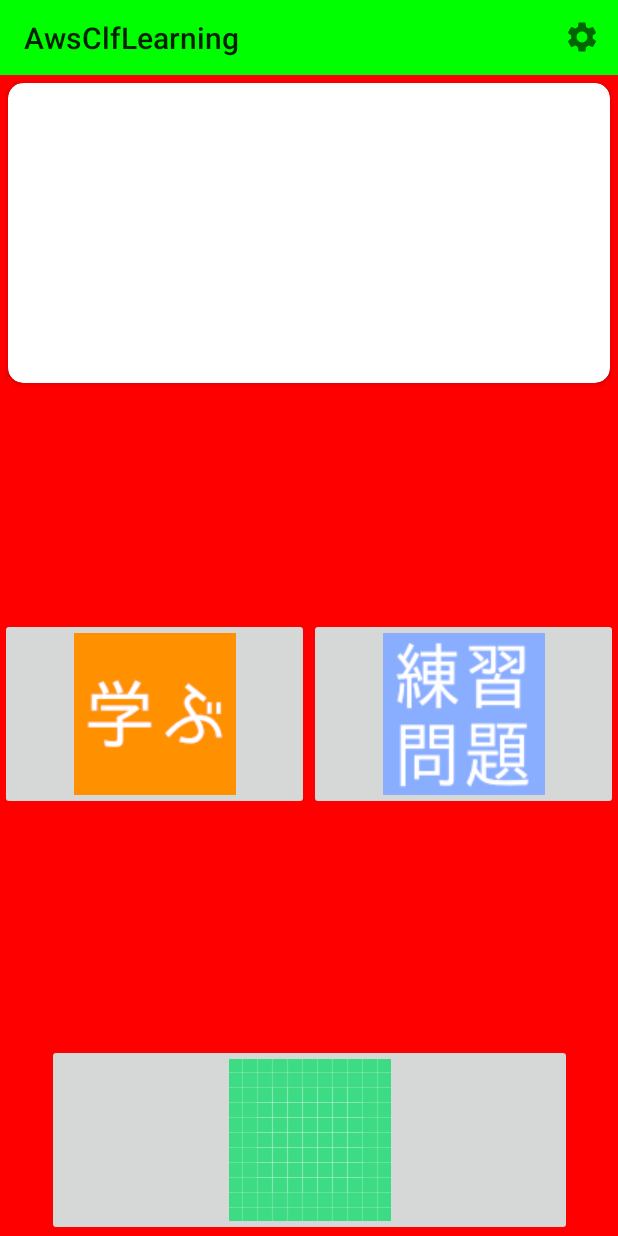
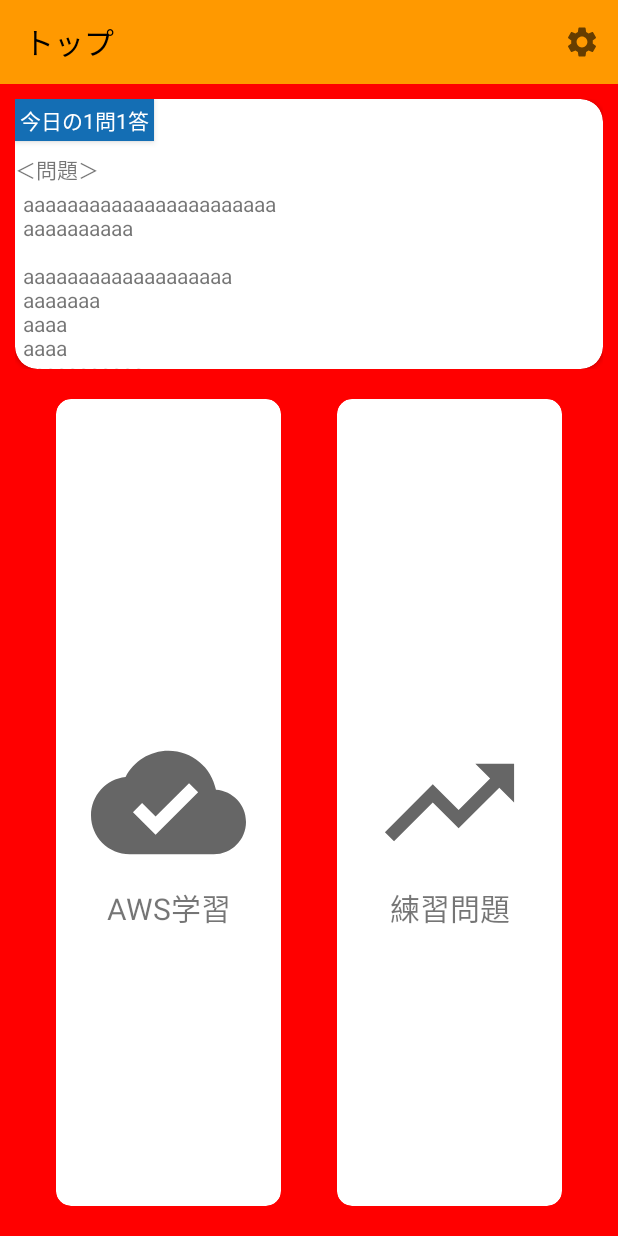
Before and after one commit to yuutarou22/AwsClfLearning, an Android app: the screen it shows after launch (MainActivity), on a phone screen of 412 x 824 dp. Run offline under Robolectric (Android 15) with nearby library versions, the light colour scheme and no system bars; our stand-ins replace AdMob.

Commit message:
レイアウトを大幅改変した。結構時間かかった。

```diff
--- /dev/null
+++ b/app/src/main/res/drawable/ic_baseline_cloud_done_24.xml
@@ -0,0 +1,5 @@
+<vector android:height="108dp" android:tint="?attr/colorControlNormal"
+    android:viewportHeight="24" android:viewportWidth="24"
+    android:width="108dp" xmlns:android="http://schemas.android.com/apk/res/android">
+    <path android:fillColor="@android:color/white" android:pathData="M19.35,10.04C18.67,6.59 15.64,4 12,4 9.11,4 6.6,5.64 5.35,8.04 2.34,8.36 0,10.91 0,14c0,3.31 2.69,6 6,6h13c2.76,0 5,-2.24 5,-5 0,-2.64 -2.05,-4.78 -4.65,-4.96zM10,17l-3.5,-3.5 1.41,-1.41L10,14.17 15.18,9l1.41,1.41L10,17z"/>
+</vector>
--- /dev/null
+++ b/app/src/main/res/drawable/ic_baseline_trending_up_24.xml
@@ -0,0 +1,5 @@
+<vector android:height="108dp" android:tint="?attr/colorControlNormal"
+    android:viewportHeight="24" android:viewportWidth="24"
+    android:width="108dp" xmlns:android="http://schemas.android.com/apk/res/android">
+    <path android:fillColor="@android:color/white" android:pathData="M16,6l2.29,2.29 -4.88,4.88 -4,-4L2,16.59 3.41,18l6,-6 4,4 6.3,-6.29L22,12V6z"/>
+</vector>
--- a/app/src/main/res/layout/activity_main.xml
+++ b/app/src/main/res/layout/activity_main.xml
@@ -9,8 +9,9 @@
     <androidx.appcompat.widget.Toolbar
         android:id="@+id/toolbar"
         android:layout_width="match_parent"
-        android:layout_height="@dimen/toolbar_height"
-        android:background="#00ff00"
+        android:layout_height="?attr/actionBarSize"
+        android:background="@color/main_color"
+        app:titleTextColor="@color/black"
         app:layout_constraintEnd_toEndOf="parent"
         app:layout_constraintStart_toStartOf="parent"
         app:layout_constraintTop_toTopOf="parent" />
--- a/app/src/main/res/layout/fragment_top.xml
+++ b/app/src/main/res/layout/fragment_top.xml
@@ -7,44 +7,79 @@
     android:background="#ff0000"
     tools:context=".Fragment.TopFragment">
 
-    <androidx.cardview.widget.CardView
-        android:id="@+id/cardView"
+    <FrameLayout
+        android:id="@+id/ramdom_daily_question"
         android:layout_width="match_parent"
-        android:layout_height="@dimen/cardView_height"
-        android:layout_margin="5dp"
-        android:elevation="10dp"
-        app:cardCornerRadius="10dp"
+        android:layout_height="wrap_content"
+        android:layout_marginHorizontal="10dp"
+        android:layout_marginTop="10dp"
         app:layout_constraintEnd_toEndOf="parent"
         app:layout_constraintStart_toStartOf="parent"
-        app:layout_constraintTop_toTopOf="parent" />
+        app:layout_constraintTop_toTopOf="parent">
 
-    <ImageButton
+        <TextView
+            android:id="@+id/ramdom_daily_question_title"
+            android:layout_width="wrap_content"
+            android:layout_height="wrap_content"
+            android:layout_marginHorizontal="0dp"
+            android:background="@color/sub_color"
+            android:foregroundGravity="center_vertical"
+            android:padding="3dp"
+            android:text="@string/ramdom_daily_question_title"
+            android:textColor="@color/white"
+            android:translationZ="3dp" />
+
+        <androidx.cardview.widget.CardView
+            android:id="@+id/ramdom_daily_question_cardview"
+            android:layout_width="match_parent"
+            android:layout_height="@dimen/cardView_height"
+            android:elevation="10dp"
+            app:cardCornerRadius="@dimen/cardView_corner_radius"
+            app:layout_constraintTop_toBottomOf="@+id/ramdom_daily_question_title">
+
+            <TextView
+                android:layout_width="match_parent"
+                android:layout_height="wrap_content"
+                android:layout_marginTop="36dp"
+                android:text="＜問題＞" />
+
+            <ScrollView
+                android:layout_width="match_parent"
+                android:layout_height="wrap_content">
+
+                <TextView
+                    android:layout_width="match_parent"
+                    android:layout_height="wrap_content"
+                    android:layout_marginHorizontal="5dp"
+                    android:layout_marginTop="60dp"
+                    android:text="aaaaaaaaaaaaaaaaaaaaaaa\naaaaaaaaaa\n\naaaaaaaaaaaaaaaaaaa\naaaaaaa\naaaa\naaaa\naaaaaaaaaaa" />
+            </ScrollView>
+
+        </androidx.cardview.widget.CardView>
+    </FrameLayout>
+
+    <include
         android:id="@+id/aws_learning_button"
-        android:layout_width="0dp"
-        android:layout_height="wrap_content"
-        android:src="@drawable/learning_button"
-        app:layout_constraintBottom_toTopOf="@+id/settings_button"
+        layout="@layout/learning_button"
+        android:layout_width="150dp"
+        android:layout_height="0dp"
+        android:layout_marginVertical="20dp"
+        app:layout_constraintBottom_toBottomOf="parent"
         app:layout_constraintEnd_toStartOf="@+id/aws_practice_button"
+        app:layout_constraintHorizontal_bias="0.5"
         app:layout_constraintStart_toStartOf="parent"
-        app:layout_constraintTop_toBottomOf="@+id/cardView" />
+        app:layout_constraintTop_toBottomOf="@+id/ramdom_daily_question" />
 
-    <ImageButton
+    <include
         android:id="@+id/aws_practice_button"
-        android:layout_width="0dp"
-        android:layout_height="wrap_content"
-        android:src="@drawable/practice_button"
-        app:layout_constraintBottom_toTopOf="@+id/settings_button"
-        app:layout_constraintEnd_toEndOf="parent"
-        app:layout_constraintStart_toEndOf="@+id/aws_learning_button"
-        app:layout_constraintTop_toBottomOf="@+id/cardView" />
-
-    <ImageButton
-        android:id="@+id/settings_button"
-        android:layout_width="350dp"
-        android:layout_height="wrap_content"
-        android:src="@drawable/ic_launcher_background"
+        layout="@layout/practice_button"
+        android:layout_width="150dp"
+        android:layout_height="0dp"
+        android:layout_marginVertical="20dp"
         app:layout_constraintBottom_toBottomOf="parent"
         app:layout_constraintEnd_toEndOf="parent"
-        app:layout_constraintStart_toStartOf="parent" />
+        app:layout_constraintHorizontal_bias="0.5"
+        app:layout_constraintStart_toEndOf="@+id/aws_learning_button"
+        app:layout_constraintTop_toBottomOf="@+id/ramdom_daily_question" />
 
 </androidx.constraintlayout.widget.ConstraintLayout>
--- /dev/null
+++ b/app/src/main/res/layout/learning_button.xml
@@ -0,0 +1,36 @@
+<?xml version="1.0" encoding="utf-8"?>
+
+<androidx.cardview.widget.CardView xmlns:android="http://schemas.android.com/apk/res/android"
+    xmlns:app="http://schemas.android.com/apk/res-auto"
+    android:layout_width="match_parent"
+    android:layout_height="match_parent"
+    app:cardCornerRadius="10dp">
+
+    <androidx.constraintlayout.widget.ConstraintLayout xmlns:android="http://schemas.android.com/apk/res/android"
+        xmlns:app="http://schemas.android.com/apk/res-auto"
+        android:layout_width="match_parent"
+        android:layout_height="match_parent"
+        android:layout_gravity="center">
+
+        <ImageView
+            android:id="@+id/imageView"
+            android:layout_width="103dp"
+            android:layout_height="110dp"
+            android:src="@drawable/ic_baseline_cloud_done_24"
+            app:layout_constraintBottom_toBottomOf="parent"
+            app:layout_constraintEnd_toEndOf="parent"
+            app:layout_constraintStart_toStartOf="parent"
+            app:layout_constraintTop_toTopOf="parent" />
+
+        <TextView
+            android:id="@+id/textView2"
+            android:layout_width="wrap_content"
+            android:layout_height="wrap_content"
+            android:text="AWS学習"
+            android:textSize="20sp"
+            app:layout_constraintEnd_toEndOf="parent"
+            app:layout_constraintStart_toStartOf="parent"
+            app:layout_constraintTop_toBottomOf="@+id/imageView" />
+    </androidx.constraintlayout.widget.ConstraintLayout>
+
+</androidx.cardview.widget.CardView>
--- /dev/null
+++ b/app/src/main/res/layout/practice_button.xml
@@ -0,0 +1,33 @@
+<?xml version="1.0" encoding="utf-8"?>
+<androidx.cardview.widget.CardView xmlns:android="http://schemas.android.com/apk/res/android"
+    xmlns:app="http://schemas.android.com/apk/res-auto"
+    android:layout_width="match_parent"
+    android:layout_height="match_parent"
+    app:cardCornerRadius="10dp">
+
+    <androidx.constraintlayout.widget.ConstraintLayout
+        android:layout_width="match_parent"
+        android:layout_height="match_parent">
+
+        <ImageView
+            android:id="@+id/imageView"
+            android:layout_width="103dp"
+            android:layout_height="110dp"
+            android:src="@drawable/ic_baseline_trending_up_24"
+            app:layout_constraintBottom_toBottomOf="parent"
+            app:layout_constraintEnd_toEndOf="parent"
+            app:layout_constraintStart_toStartOf="parent"
+            app:layout_constraintTop_toTopOf="parent" />
+
+        <TextView
+            android:id="@+id/textView2"
+            android:layout_width="wrap_content"
+            android:layout_height="wrap_content"
+            android:text="練習問題"
+            android:textSize="20sp"
+            app:layout_constraintEnd_toEndOf="parent"
+            app:layout_constraintStart_toStartOf="parent"
+            app:layout_constraintTop_toBottomOf="@+id/imageView" />
+    </androidx.constraintlayout.widget.ConstraintLayout>
+
+</androidx.cardview.widget.CardView>
--- a/app/src/main/res/values/colors.xml
+++ b/app/src/main/res/values/colors.xml
@@ -7,4 +7,7 @@
     <color name="teal_700">#FF018786</color>
     <color name="black">#FF000000</color>
     <color name="white">#FFFFFFFF</color>
+    <color name="main_color">#FF9900</color>
+    <color name="sub_color">#146EB4</color>
+
 </resources>
--- a/app/src/main/res/values/dimens.xml
+++ b/app/src/main/res/values/dimens.xml
@@ -1,5 +1,7 @@
 <?xml version="1.0" encoding="utf-8"?>
 <resources>
     <dimen name="toolbar_height">50dp</dimen>
-    <dimen name="cardView_height">200dp</dimen>
+    <dimen name="cardView_height">180dp</dimen>
+    <dimen name="cardView_corner_radius">15dp</dimen>
+
 </resources>
--- a/app/src/main/res/values/strings.xml
+++ b/app/src/main/res/values/strings.xml
@@ -1,6 +1,8 @@
 <resources>
     <string name="app_name">AwsClfLearning</string>
-    <string name="title_activity_practice">PracticeActivity</string>
-    <string name="title_activity_learning">LearningActivity</string>
-    <string name="title_activity_settings">SettingsActivity</string>
+    <string name="title_fragment_top">トップ</string>
+    <string name="title_fragment_practice">練習問題</string>
+    <string name="title_fragment_learning">AWS学習</string>
+    <string name="title_fragment_settings">設定</string>
+    <string name="ramdom_daily_question_title">今日の1問1答</string>
 </resources>
```
